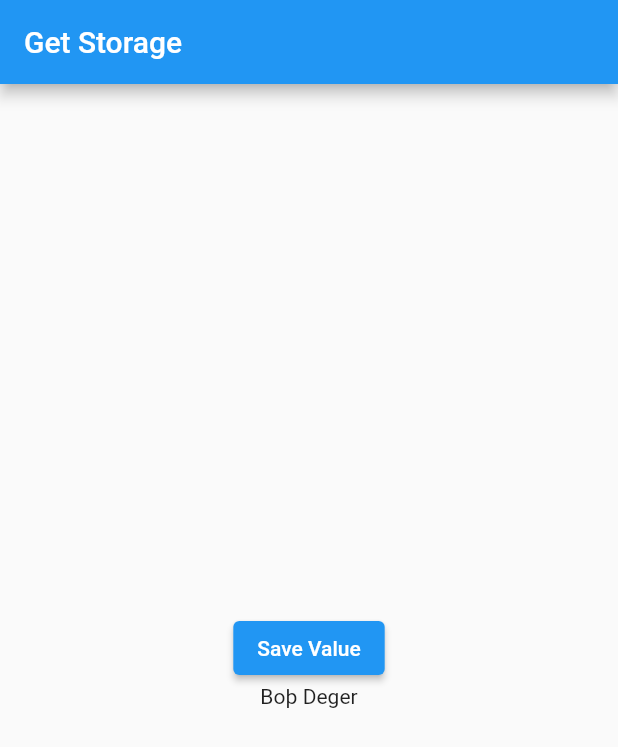
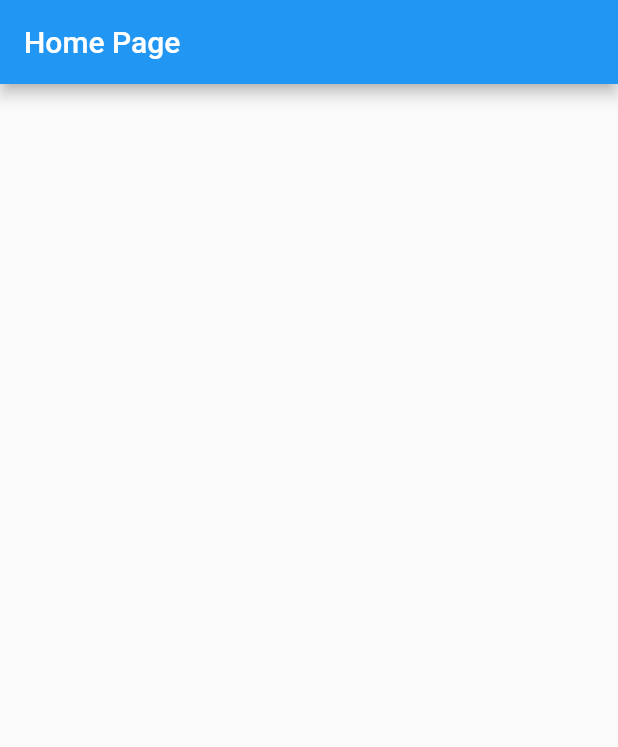
Before and after one commit to SerpilOzguven/UDEMY-Flutter-FlutterGetX, a Flutter app: the screen it shows after launch, on a phone screen of 412 x 824 dp. Shown: the top 747 px of the screen. Run offline on Flutter 3.47's test engine with Material 2 defaults, Android fonts, the phone set to English and light mode, and no system bars; our stand-ins replace get, get_storage.

Commit message:
HomePage created

```diff
--- /dev/null
+++ b/lib/core/pages.dart
@@ -0,0 +1,8 @@
+import 'package:flutter_paketler/pages/home_page.dart';
+import 'package:get/get.dart';
+
+class Pages{
+  static var pages = [
+    GetPage(name: '/', page: ()=> const HomePage())
+  ];
+}
--- a/lib/main.dart
+++ b/lib/main.dart
@@ -1,5 +1,7 @@
 import 'package:flutter/material.dart';
 import 'package:flutter_paketler/get_storage.dart';
+import 'package:flutter_paketler/pages/home_page.dart';
+import 'package:get/get.dart';
 import 'package:get_storage/get_storage.dart';
 
 void main()async {
@@ -13,14 +15,18 @@ class MyApp extends StatelessWidget {
   // This widget is the root of your application.
   @override
   Widget build(BuildContext context) {
-    return MaterialApp(
+    return GetMaterialApp(
       title: 'GetX',
       debugShowCheckedModeBanner: false,
+      initialRoute: '/',
+      getPages: [
+        GetPage(name: '/', page: ()=> const HomePage())
+      ],
       theme: ThemeData(
         primarySwatch: Colors.blue,
 
       ),
-      home: const GetStoragePage(),
+      //home: const GetStoragePage(),
     );
   }
 }
--- /dev/null
+++ b/lib/pages/home_page.dart
@@ -0,0 +1,15 @@
+import 'package:flutter/material.dart';
+
+
+class HomePage extends StatelessWidget {
+  const HomePage({super.key});
+
+  @override
+  Widget build(BuildContext context) {
+    return Scaffold(
+      appBar: AppBar(
+        title: const Text('Home Page'),
+      ),
+    );
+  }
+}
```
